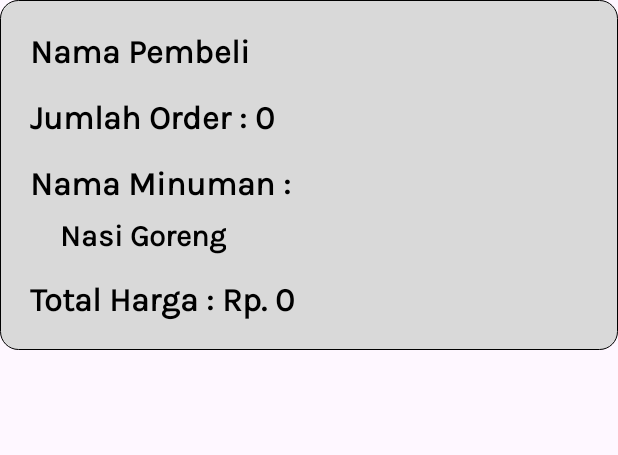
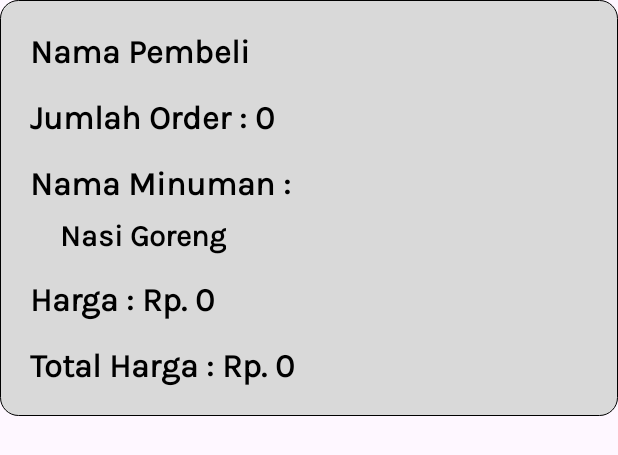
Before and after one commit to AxelanO7/kopi-korner-mobile-java, an Android app: the layout history_order_lv_layout.xml on its own in the app's theme, with its tools: preview values and no code run, on a phone screen of 412 x 824 dp. Shown: the top 455 px of the screen. Run offline under Robolectric (Android 15) with nearby library versions, the phone set to English and light mode, and no system bars; Roboto replaces fonts that are not available here.

Commit message:
feat (text color, total price) : add column, define black color text

```diff
--- a/app/src/main/java/com/mobile/kopi_korner/DatabaseHelper.java
+++ b/app/src/main/java/com/mobile/kopi_korner/DatabaseHelper.java
@@ -17,11 +17,12 @@ public class DatabaseHelper extends SQLiteOpenHelper {
     private static final String KEY_TYPE_DRINK = "type_drink";
     private static final String KEY_TOTAL_ORDER = "total_order";
     private static final String KEY_PRICE = "price";
+    private static final String KEY_TOTAL_PRICE = "total_price";
 
     private static final String CREATE_TABLE_ORDERS =
             "CREATE TABLE "
                     + TABLE_ORDER + "(" + KEY_ID
-                    + " INTEGER PRIMARY KEY AUTOINCREMENT," + KEY_CUSTOMER_NAME + " TEXT, " + KEY_TYPE_DRINK + " TEXT, " + KEY_TOTAL_ORDER + " INTEGER, " + KEY_PRICE + " INTEGER );";
+                    + " INTEGER PRIMARY KEY AUTOINCREMENT," + KEY_CUSTOMER_NAME + " TEXT, " + KEY_TYPE_DRINK + " TEXT, " + KEY_TOTAL_ORDER + " INTEGER, " + KEY_PRICE + " INTEGER, " + KEY_TOTAL_PRICE + " INTEGER);";
 
     public DatabaseHelper(Context context) {
         super(context, DATABASE_NAME, null, DATABASE_VERSION);
@@ -49,6 +50,7 @@ public class DatabaseHelper extends SQLiteOpenHelper {
         values.put(KEY_TYPE_DRINK, typeDrink);
         values.put(KEY_TOTAL_ORDER, totalOrderInt);
         values.put(KEY_PRICE, priceInt);
+        values.put(KEY_TOTAL_PRICE, totalOrderInt * priceInt);
 
         long insert = db.insert(TABLE_ORDER, null, values);
 
@@ -71,6 +73,7 @@ public class DatabaseHelper extends SQLiteOpenHelper {
                 order.setTypeDrink(c.getString(c.getColumnIndexOrThrow(KEY_TYPE_DRINK)));
                 order.setTotalOrder(c.getInt(c.getColumnIndexOrThrow(KEY_TOTAL_ORDER)));
                 order.setPrice(c.getInt(c.getColumnIndexOrThrow(KEY_PRICE)));
+                order.setTotalPrice(c.getInt(c.getColumnIndexOrThrow(KEY_TOTAL_PRICE)));
                 orderModelArrayList.add(order);
             } while (c.moveToNext());
         }
@@ -91,6 +94,7 @@ public class DatabaseHelper extends SQLiteOpenHelper {
         values.put(KEY_TYPE_DRINK, typeDrink);
         values.put(KEY_TOTAL_ORDER, totalOrder);
         values.put(KEY_PRICE, price);
+        values.put(KEY_TOTAL_PRICE, totalOrder * price);
 
         return db.update(TABLE_ORDER, values, KEY_ID + " = ?",
                 new String[]{String.valueOf(id)});
--- a/app/src/main/java/com/mobile/kopi_korner/HistoryOrderAdapter.java
+++ b/app/src/main/java/com/mobile/kopi_korner/HistoryOrderAdapter.java
@@ -24,12 +24,14 @@ public class HistoryOrderAdapter extends ArrayAdapter {
         TextView customerNameText = testSingleView.findViewById(R.id.tvCustomerName);
         TextView typeDrinkText = testSingleView.findViewById(R.id.tvOrderItem);
         TextView totalOrderText = testSingleView.findViewById(R.id.tvTotalTypeOrder);
-        TextView priceText = testSingleView.findViewById(R.id.tvTotalPrice);
+        TextView priceText = testSingleView.findViewById(R.id.tvPrice);
+        TextView totalPriceText = testSingleView.findViewById(R.id.tvTotalPrice);
 
         customerNameText.setText("Nama Pembeli : " + orders[position].getCustomerName());
         typeDrinkText.setText("- " + orders[position].getTypeDrink());
         totalOrderText.setText("Jumlah Order : " + orders[position].getTotalOrder());
         priceText.setText("Harga : " + orders[position].getPrice());
+        totalPriceText.setText("Total Harga : " + orders[position].getTotalPrice());
 
         return testSingleView;
     }
--- a/app/src/main/java/com/mobile/kopi_korner/MainActivity.java
+++ b/app/src/main/java/com/mobile/kopi_korner/MainActivity.java
@@ -22,8 +22,8 @@ public class MainActivity extends AppCompatActivity {
 
     EditText etEmail, etPassword;
 
-    List<String> email = Arrays.asList("test@test.com", "admin");
-    List<String> password = Arrays.asList("test", "admin");
+    List<String> email = Arrays.asList("dian", "admin@gmail.com");
+    List<String> password = Arrays.asList("dian", "admin");
 
     @Override
     protected void onCreate(Bundle savedInstanceState) {
--- a/app/src/main/res/layout/activity_purchase.xml
+++ b/app/src/main/res/layout/activity_purchase.xml
@@ -55,6 +55,7 @@
             android:id="@+id/etCustomerName"
             android:layout_width="match_parent"
             android:layout_height="wrap_content"
+            android:textColor="@color/black"
             android:hint="Nama Pembeli" />
 
         <TextView
@@ -70,6 +71,7 @@
             android:layout_width="match_parent"
             android:layout_height="wrap_content"
             android:layout_marginTop="8dp"
+            android:textColor="@color/black"
             android:entries="@array/type_order" />
 
         <TextView
@@ -86,6 +88,7 @@
             android:layout_width="match_parent"
             android:layout_height="wrap_content"
             android:hint="Jumlah"
+            android:textColor="@color/black"
             android:inputType="number" />
 
         <TextView
@@ -103,6 +106,7 @@
             android:layout_height="wrap_content"
             android:enabled="false"
             android:inputType="number"
+            android:textColor="@color/black"
             android:text="25000" />
 
 
--- a/app/src/main/res/layout/history_order_lv_layout.xml
+++ b/app/src/main/res/layout/history_order_lv_layout.xml
@@ -69,6 +69,20 @@
         android:layout_height="16dp" />
 
     <TextView
+        android:id="@+id/tvPrice"
+        android:layout_width="match_parent"
+        android:layout_height="wrap_content"
+        android:fontFamily="@font/karla"
+        android:text="Harga : Rp. 0"
+        android:textColor="@color/black"
+        android:textFontWeight="700"
+        android:textSize="22sp" />
+
+    <Space
+        android:layout_width="match_parent"
+        android:layout_height="16dp" />
+
+    <TextView
         android:id="@+id/tvTotalPrice"
         android:layout_width="match_parent"
         android:layout_height="wrap_content"
```
Also changed, not shown: app/src/main/java/com/mobile/kopi_korner/Order.java (+11 -2 lines).
